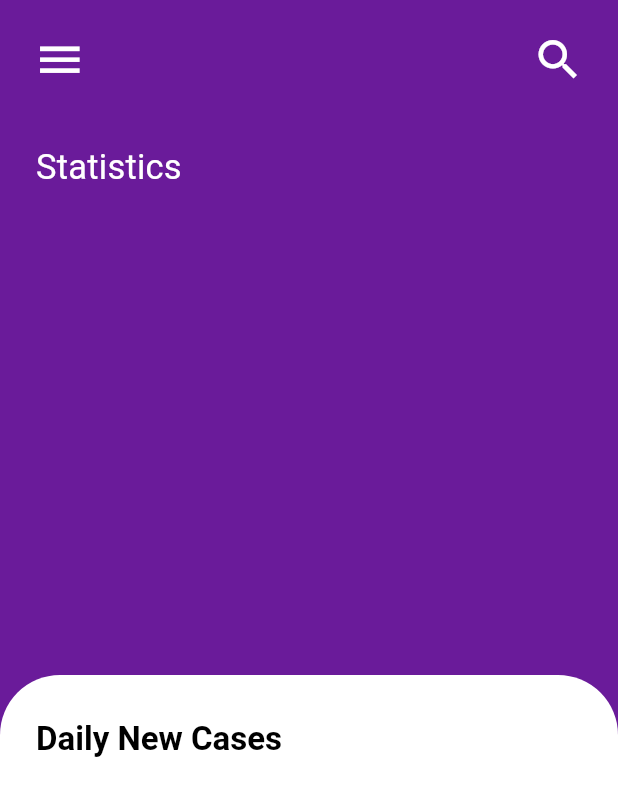
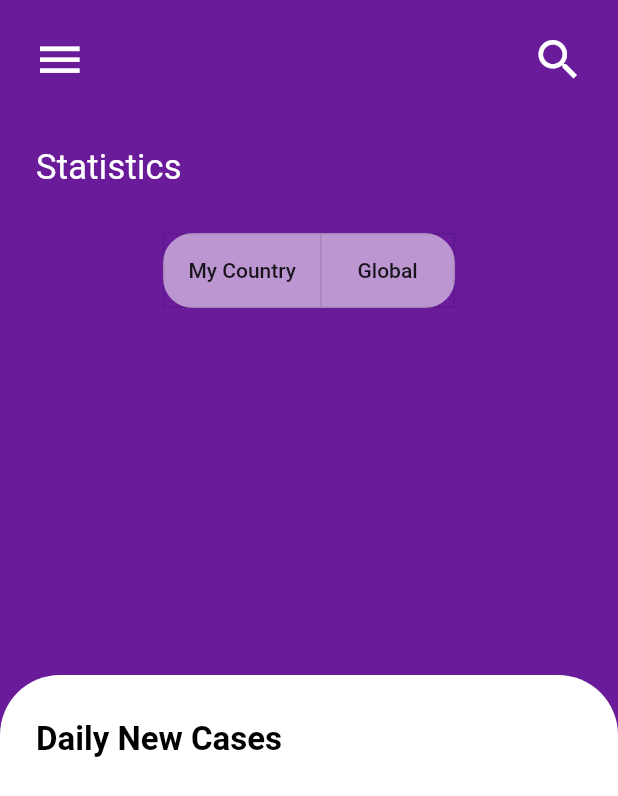
Before and after one commit to anasksy/covid19_stats, a Flutter app: the screen it shows after launch, on a phone screen of 412 x 824 dp. Shown: the top 796 px of the screen. Run offline on Flutter 3.47's test engine with Material 2 defaults, Android fonts, the phone set to English and light mode, and no system bars.

Commit message:
Added ToggleButton

```diff
--- a/lib/homescreen.dart
+++ b/lib/homescreen.dart
@@ -1,5 +1,6 @@
 import 'package:flutter/material.dart';
 import 'utils.dart';
+import 'package:flutter/services.dart';
 
 class Homescreen extends StatefulWidget {
   @override
@@ -10,10 +11,13 @@ class _HomescreenState extends State<Homescreen> {
   @override
   Widget build(BuildContext context) {
     var size = MediaQuery.of(context).size;
+    List<bool> _selections = List.generate(2, (_) => false);
+    SystemChrome.setEnabledSystemUIOverlays([]);
     return Scaffold(
       backgroundColor: Colors.purple[800],
       body: Stack(
         children: <Widget>[
+          // Added white container with border curve at the bottom
           Container(
             margin: EdgeInsets.only(top: 450),
             decoration: BoxDecoration(
@@ -24,6 +28,9 @@ class _HomescreenState extends State<Homescreen> {
               color: Colors.white,
             ),
           ),
+
+          // Added "Daily New Cases" Text
+          // ==> it's in the white container at the bottom
           Container(
             child: Text(
               "Daily New Cases",
@@ -41,6 +48,7 @@ class _HomescreenState extends State<Homescreen> {
                 Row(
                   mainAxisAlignment: MainAxisAlignment.spaceBetween,
                   children: <Widget>[
+                    // Added Menu-IconButton at the top left
                     Container(
                       margin: EdgeInsets.only(left: 14.4, top: 14.4),
                       child: IconButton(
@@ -53,6 +61,7 @@ class _HomescreenState extends State<Homescreen> {
                         iconSize: 35.0,
                       ),
                     ),
+                    // Added Search-IconButton at the top right
                     Container(
                       margin: EdgeInsets.only(right: 14.4, top: 14.4),
                       child: IconButton(
@@ -67,6 +76,8 @@ class _HomescreenState extends State<Homescreen> {
                     ),
                   ],
                 ),
+                // Added "Statistics" Text
+                // ==> it's under the Menu-IconButton at the top left
                 Container(
                   alignment: Alignment.topLeft,
                   margin: EdgeInsets.only(left: 24, top: 33),
@@ -78,7 +89,40 @@ class _HomescreenState extends State<Homescreen> {
                       color: Colors.white,
                     ),
                   ),
-                )
+                ),
+                // Added ToggleButtons
+                // ==> My Country/Global
+                Container(
+                  decoration: BoxDecoration(
+                    borderRadius: BorderRadius.all(
+                      Radius.circular(20),
+                    ),
+                    color: Colors.white54,
+                  ),
+                  margin: EdgeInsets.only(top: 30),
+                  child: ToggleButtons(
+                      children: <Widget>[
+                        // maybe changing FlatButton to RaisedButton
+                        FlatButton(
+                          child: Text("My Country"),
+                          onPressed: () {
+                            Utils.printDebug("PRESSED MYCOUNTRY BUTTON");
+                          },
+                        ),
+                        FlatButton(
+                          child: Text("Global"),
+                          onPressed: () {
+                            Utils.printDebug("PRESSED GLOBAL BUTTON");
+                          },
+                        ),
+                      ],
+                      isSelected: _selections,
+                      onPressed: (int index) {
+                        setState(() {
+                          _selections[index] = !_selections[index];
+                        });
+                      }),
+                ),
               ],
             ),
           ),
```
Also changed, not shown: 1 other file.
